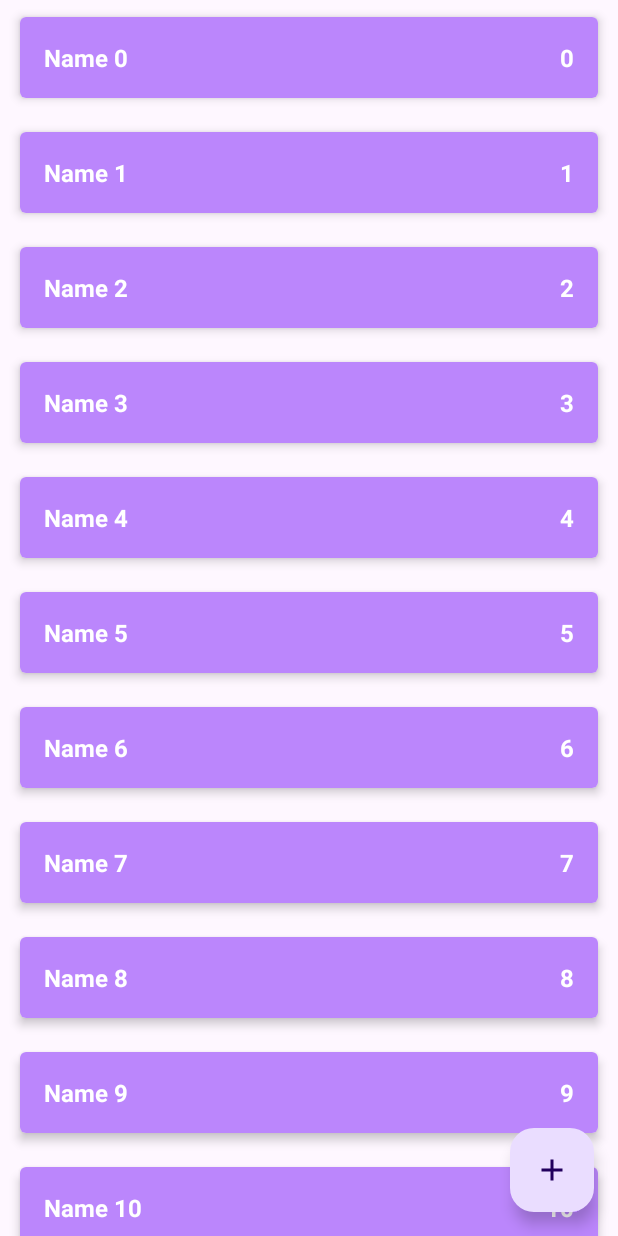
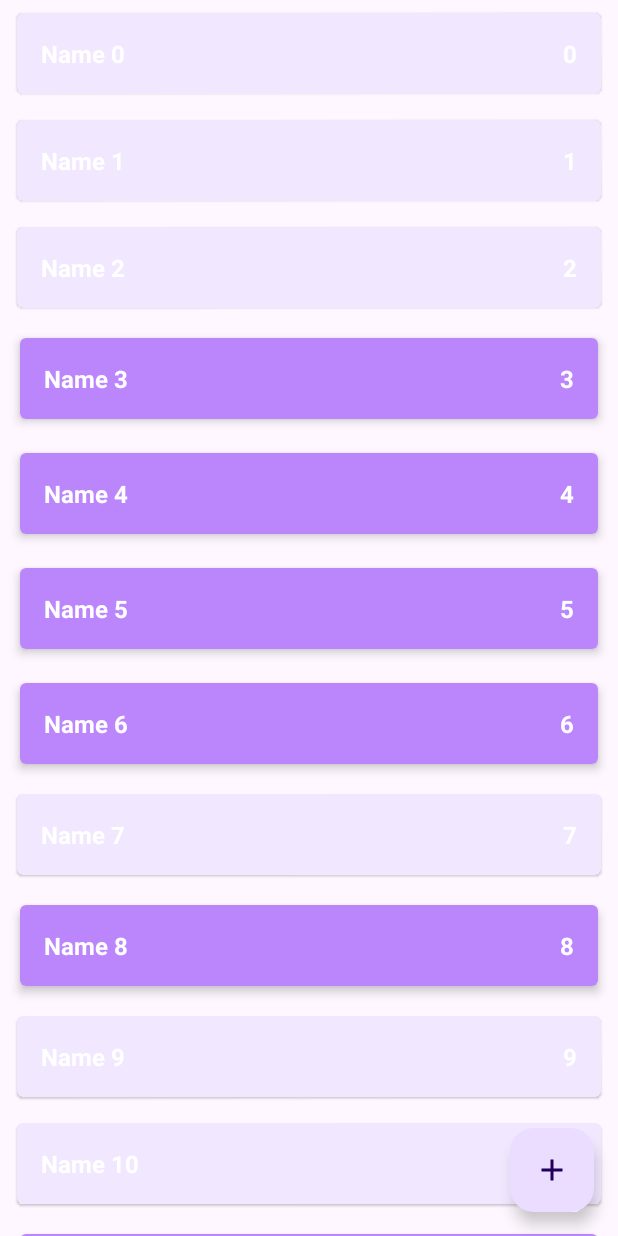
Before and after one commit to anton-it/SimpleShoppingList3_test, an Android app: the screen it shows after launch (MainActivity), on a phone screen of 412 x 824 dp. Run offline under Robolectric (Android 15) with nearby library versions, the phone set to English and light mode, and no system bars.

Commit message:
Changing test ViewHolder to working

```diff
--- a/app/src/main/java/com/example/simpleshoppinglist3/data/ShopListRepositoryImpl.kt
+++ b/app/src/main/java/com/example/simpleshoppinglist3/data/ShopListRepositoryImpl.kt
@@ -4,6 +4,7 @@
 import androidx.lifecycle.MutableLiveData
 import com.example.simpleshoppinglist3.domain.ShopItem
 import com.example.simpleshoppinglist3.domain.ShopItemRepository
+import kotlin.random.Random
 
 object ShopListRepositoryImpl : ShopItemRepository {
 
@@ -14,7 +15,7 @@
 
     init {
         for(i in 0 until 1000) {
-            val item = ShopItem("Name $i", i, true)
+            val item = ShopItem("Name $i", i, Random.nextBoolean())
             addShopItem(item)
         }
     }
--- a/app/src/main/java/com/example/simpleshoppinglist3/presentation/MainActivity.kt
+++ b/app/src/main/java/com/example/simpleshoppinglist3/presentation/MainActivity.kt
@@ -5,50 +5,34 @@
 import android.util.Log
 import android.view.LayoutInflater
 import android.widget.LinearLayout
+import android.widget.ResourceCursorAdapter
 import android.widget.TextView
 import androidx.lifecycle.ViewModelProvider
+import androidx.recyclerview.widget.RecyclerView
 import com.example.simpleshoppinglist3.R
 import com.example.simpleshoppinglist3.domain.ShopItem
 
 class MainActivity : AppCompatActivity() {
 
     private lateinit var viewModel: MainViewModel
-    private lateinit var llShopList: LinearLayout
-
+    private lateinit var adapter: ShopListAdapter
     override fun onCreate(savedInstanceState: Bundle?) {
         super.onCreate(savedInstanceState)
         setContentView(R.layout.activity_main)
 
-        llShopList = findViewById(R.id.ll_shop_list)
+        setupRecyclerView()
 
         viewModel = ViewModelProvider(this)[MainViewModel::class.java]
         viewModel.shopList.observe(this) {
 
-            showList(it)
+            adapter.shopList = it
 
         }
     }
-    private fun showList(list: List<ShopItem>) {
-        llShopList.removeAllViews()
 
-        for (shopItem in list) {
-            val layoutId = if (shopItem.enabled) {
-                R.layout.item_shop_enabled
-            } else {
-                R.layout.item_shop_disabled
-            }
-            val view = LayoutInflater.from(this).inflate(layoutId, llShopList, false)
-            val tvName = view.findViewById<TextView>(R.id.tv_name)
-            val tvCount = view.findViewById<TextView>(R.id.tv_count)
-            tvName.text = shopItem.name
-            tvCount.text = shopItem.count.toString()
-            view.setOnLongClickListener {
-                viewModel.changeEnableState(shopItem)
-                true
-            }
-            llShopList.addView(view)
-        }
-
+    private fun setupRecyclerView() {
+        val rvShopList = findViewById<RecyclerView>(R.id.rv_shop_list)
+        adapter = ShopListAdapter()
+        rvShopList.adapter = adapter
     }
-
 }
--- a/app/src/main/java/com/example/simpleshoppinglist3/presentation/ShopListAdapter.kt
+++ b/app/src/main/java/com/example/simpleshoppinglist3/presentation/ShopListAdapter.kt
@@ -10,19 +10,28 @@
 
 class ShopListAdapter: RecyclerView.Adapter<ShopListAdapter.ShopItemViewHolder>() {
 
-    val list = listOf<ShopItem>()
+    var shopList = listOf<ShopItem>()
+        set(value) {
+            field = value
+            notifyDataSetChanged()
+        }
 
     override fun onCreateViewHolder(parent: ViewGroup, viewType: Int): ShopItemViewHolder {
-        val view = LayoutInflater.from(parent.context).inflate(R.layout.item_shop_enabled, parent, false)
+        val layout = when(viewType) {
+            VIEW_TYPE_ENABLED -> R.layout.item_shop_enabled
+            VIEW_TYPE_DISABLED -> R.layout.item_shop_disabled
+            else -> throw RuntimeException("Unknown view type $viewType")
+        }
+        val view = LayoutInflater.from(parent.context).inflate(layout, parent, false)
         return ShopItemViewHolder(view)
     }
 
     override fun getItemCount(): Int {
-        return list.size
+        return shopList.size
     }
 
     override fun onBindViewHolder(holder: ShopItemViewHolder, position: Int) {
-        val shopItem = list[position]
+        val shopItem = shopList[position]
         with(holder) {
             tvName.text = shopItem.name
             tvCount.text = shopItem.count.toString()
@@ -37,4 +46,18 @@
         val tvCount = view.findViewById<TextView>(R.id.tv_count)
 
     }
+
+    override fun getItemViewType(position: Int): Int {
+        val item = shopList[position]
+        return if (item.enabled) {
+            VIEW_TYPE_ENABLED
+        } else {
+            VIEW_TYPE_DISABLED
+        }
+    }
+
+    companion object {
+        const val VIEW_TYPE_ENABLED = 0
+        const val VIEW_TYPE_DISABLED = 1
+    }
 }
--- a/app/src/main/res/layout/activity_main.xml
+++ b/app/src/main/res/layout/activity_main.xml
@@ -6,21 +6,10 @@
     android:layout_height="match_parent"
     tools:context=".presentation.MainActivity">
 
-    <ScrollView
-        android:layout_width="match_parent"
-        android:layout_height="match_parent">
-        <LinearLayout
-            android:id="@+id/ll_shop_list"
-            android:layout_width="match_parent"
-            android:layout_height="wrap_content"
-            android:orientation="vertical"/>
-    </ScrollView>
-
     <androidx.recyclerview.widget.RecyclerView
         android:id="@+id/rv_shop_list"
         android:layout_width="0dp"
         android:layout_height="0dp"
-        android:visibility="gone"
         app:layout_constraintBottom_toBottomOf="parent"
         app:layout_constraintEnd_toEndOf="parent"
         app:layout_constraintStart_toStartOf="parent"
```
